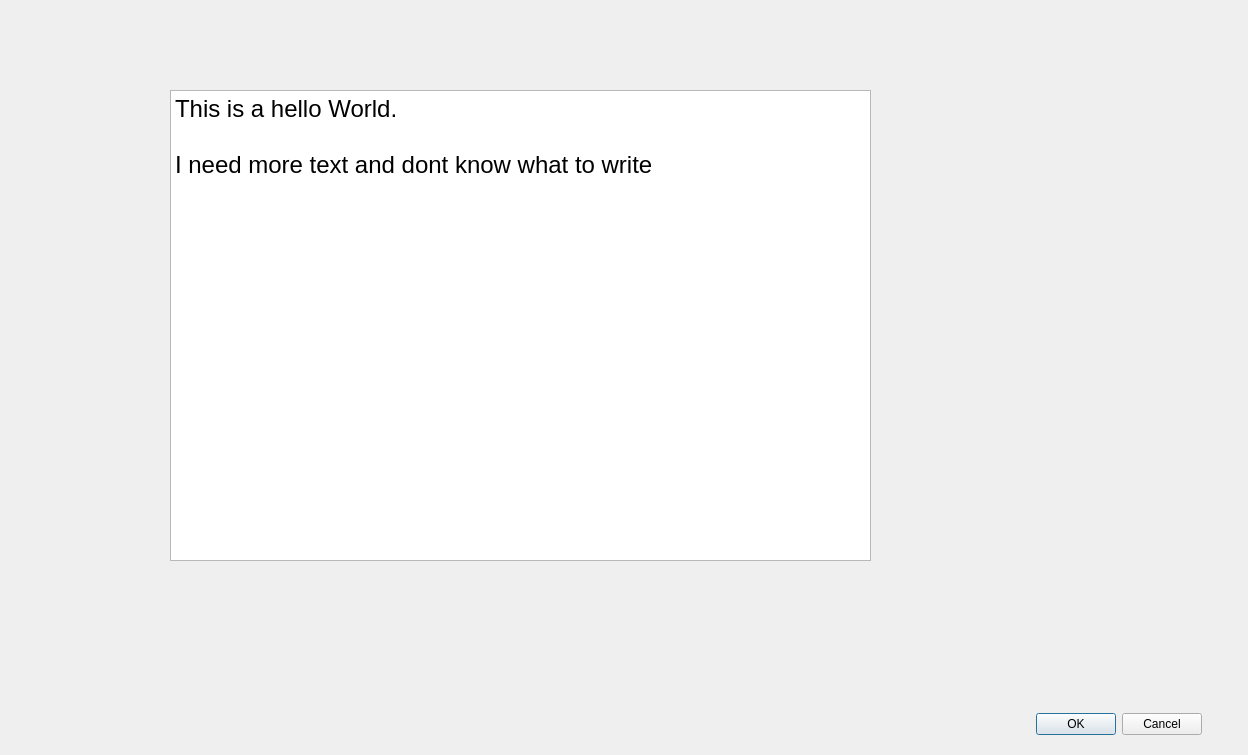
lukasschwoerer/MechProjELS, file Python/MainUI.ui: the form before one commit.
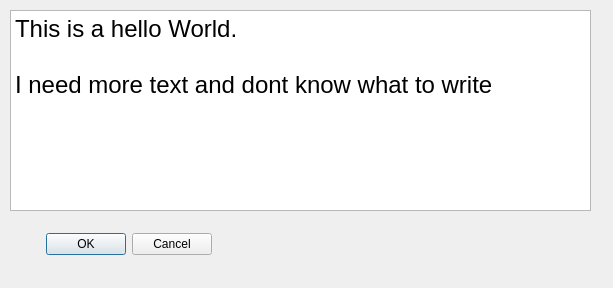
The form after the commit.

```diff
--- a/Python/MainUI.ui
+++ b/Python/MainUI.ui
@@ -6,8 +6,8 @@
    <rect>
     <x>0</x>
     <y>0</y>
-    <width>1248</width>
-    <height>755</height>
+    <width>613</width>
+    <height>288</height>
    </rect>
   </property>
   <property name="windowTitle">
@@ -16,8 +16,8 @@
   <widget class="QDialogButtonBox" name="buttonBox">
    <property name="geometry">
     <rect>
-     <x>1010</x>
-     <y>710</y>
+     <x>20</x>
+     <y>230</y>
      <width>192</width>
      <height>28</height>
     </rect>
@@ -32,10 +32,10 @@
   <widget class="QTextBrowser" name="textBrowser">
    <property name="geometry">
     <rect>
-     <x>170</x>
-     <y>90</y>
-     <width>701</width>
-     <height>471</height>
+     <x>10</x>
+     <y>10</y>
+     <width>581</width>
+     <height>201</height>
     </rect>
    </property>
    <property name="html">
```
